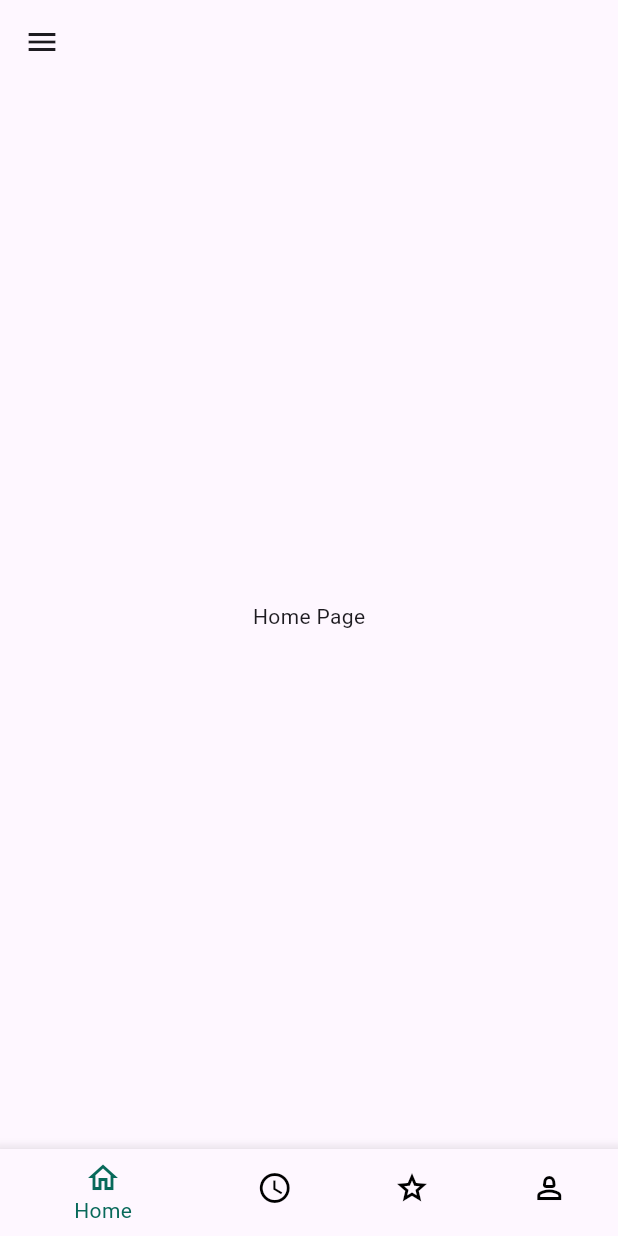
After one commit to LormaAccessPlus/app, a Flutter app: the screen it shows after launch, on a phone screen of 412 x 824 dp. The commit adds this screen. Run offline on Flutter 3.47's test engine with Material 3 defaults, Android fonts, the phone set to English and light mode, and no system bars.

Commit message:
Added Bottom Navbar

```diff
--- a/mobile/lib/main.dart
+++ b/mobile/lib/main.dart
@@ -1,12 +1,9 @@
 import 'package:flutter/material.dart';
-import 'screens/drawer.dart'; // Import your drawer
+import 'widgets/bottom_navbar.dart';
 
 void main() {
-  runApp(MaterialApp(
-    home: Scaffold(
-      appBar: AppBar(title: Text('Main App')),
-      drawer: AppDrawer(), // Add this line
-      body: Center(child: Text('Imbotido App')),
-    ),
+  runApp(const MaterialApp(
+    debugShowCheckedModeBanner: false,
+    home: BottomNavbar(),
   ));
 }
--- /dev/null
+++ b/mobile/lib/widgets/bottom_navbar.dart
@@ -0,0 +1,77 @@
+import 'package:flutter/material.dart';
+import 'package:mobile/widgets/drawer.dart';
+
+class BottomNavbar extends StatelessWidget {
+  const BottomNavbar({super.key});
+
+  @override
+  Widget build(BuildContext context) {
+    // Remove MaterialApp from here
+    return const HomePage();
+  }
+}
+
+class HomePage extends StatefulWidget {
+  const HomePage({super.key});
+
+  @override
+  State<HomePage> createState() => _HomePageState();
+}
+
+class _HomePageState extends State<HomePage> {
+  int _selectedIndex = 0;
+
+  final List<Widget> _pages = <Widget>[
+    Center(child: Text('Home Page')),
+    Center(child: Text('Schedule Page')),
+    Center(child: Text('Grades Page')),
+    Center(child: Text('Profile Page')),
+  ];
+
+  void _onItemTapped(int index) {
+    setState(() {
+      _selectedIndex = index;
+    });
+  }
+
+  @override
+  Widget build(BuildContext context) {
+    return Scaffold(
+      appBar: AppBar(),
+      drawer: const AppDrawer(),
+      body: _pages[_selectedIndex],
+      bottomNavigationBar: PhysicalModel(
+        color: Colors.transparent,
+        elevation: 10,
+        shadowColor: Colors.black.withOpacity(1),
+        child: BottomNavigationBar(
+          currentIndex: _selectedIndex,
+          selectedItemColor: Color(0xFF08695A),
+          unselectedItemColor: Colors.black,
+          backgroundColor: const Color.fromARGB(255, 255, 255, 255),
+          onTap: _onItemTapped,
+          selectedLabelStyle: TextStyle(color: Colors.black),
+          unselectedLabelStyle: TextStyle(color: Colors.black),
+          items: const <BottomNavigationBarItem>[
+            BottomNavigationBarItem(
+              icon: Icon(Icons.home_outlined),
+              label: 'Home',
+            ),
+            BottomNavigationBarItem(
+              icon: Icon(Icons.schedule),
+              label: 'Schedule',
+            ),
+            BottomNavigationBarItem(
+              icon: Icon(Icons.grade_outlined),
+              label: 'Grades',
+            ),
+            BottomNavigationBarItem(
+              icon: Icon(Icons.person_2_outlined),
+              label: 'Profile',
+            ),
+          ],
+        ),
+      ),
+    );
+  }
+}
```
Also changed, not shown: mobile/lib/screens/grades.dart (added), mobile/lib/screens/home.dart (added), mobile/lib/screens/profile.dart (added), mobile/lib/screens/schedule.dart (added), mobile/lib/widgets/drawer.dart (renamed from mobile/lib/screens/drawer.dart).
